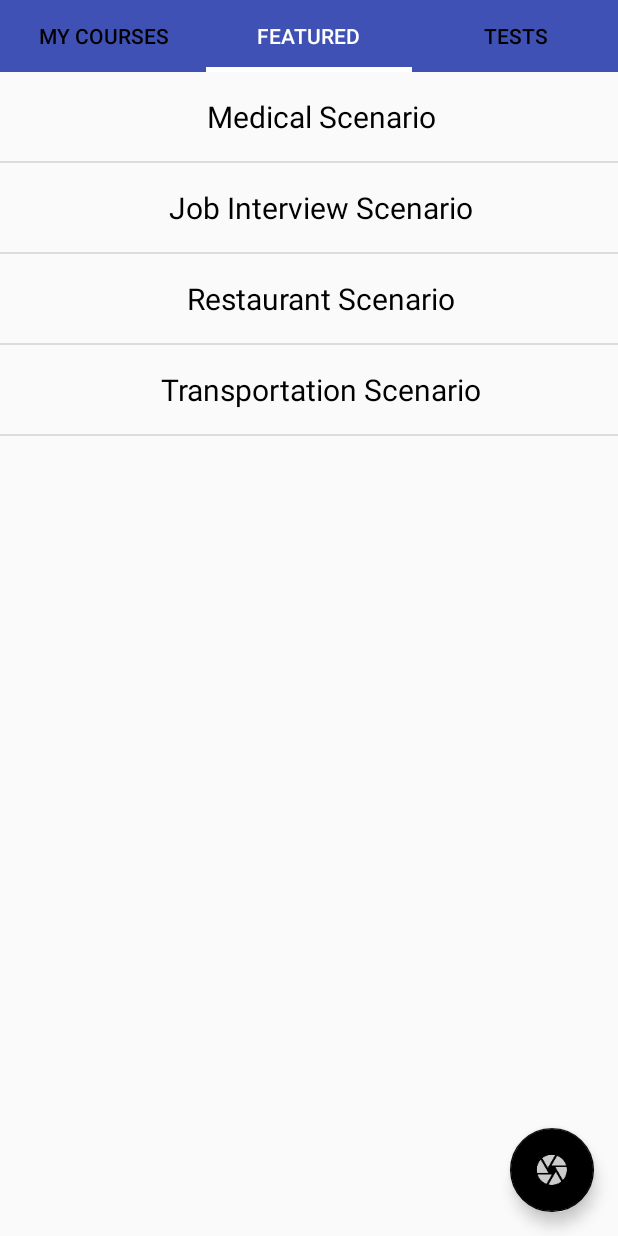
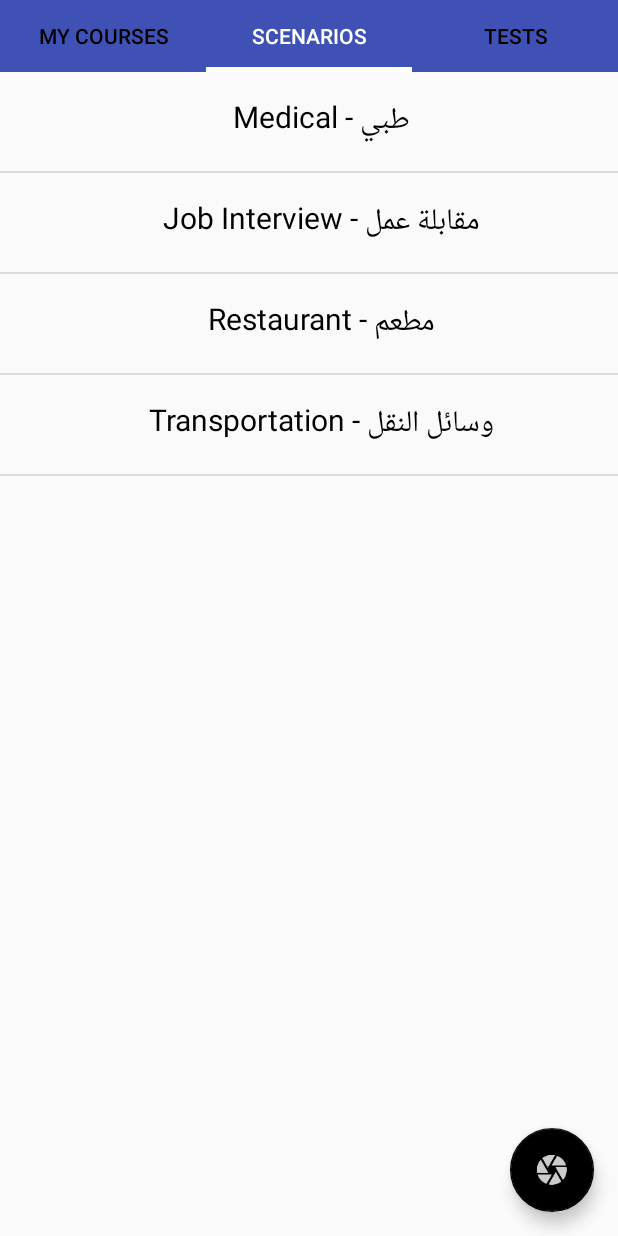
Before and after one commit to anthonyessaye/ProjectHumane, an Android app: the screen it shows after launch (MainActivity), tab 2 chosen, on a phone screen of 412 x 824 dp. Run offline under Robolectric (Android 15) with nearby library versions, the phone set to English and light mode, and no system bars.

```diff
--- a/app/src/main/java/com/themodernbit/projecthumane/Beta/FragmentAdapter.java
+++ b/app/src/main/java/com/themodernbit/projecthumane/Beta/FragmentAdapter.java
@@ -51,7 +51,7 @@ private static String KEY_TABNUMBER = "KeyNumber";
 
                 return "My Courses";
             case 1:
-                return "Featured";
+                return "Scenarios";
             case 2:
                 return "Tests";
 
--- a/app/src/main/java/com/themodernbit/projecthumane/LevelFragment.java
+++ b/app/src/main/java/com/themodernbit/projecthumane/LevelFragment.java
@@ -1,7 +1,6 @@
 package com.themodernbit.projecthumane;
 
 import android.content.Context;
-import android.content.Intent;
 import android.net.Uri;
 import android.os.Bundle;
 import android.support.v4.app.Fragment;
@@ -9,17 +8,13 @@ import android.view.LayoutInflater;
 import android.view.View;
 import android.view.ViewGroup;
 import android.widget.AdapterView;
-import android.widget.ArrayAdapter;
 import android.widget.ListView;
 
 import com.themodernbit.projecthumane.ScenariosPackage.Scenario;
 import com.themodernbit.projecthumane.ScenariosPackage.ScenarioDBHandler;
-import com.themodernbit.projecthumane.StaticClasses.ScenarioDBStaticData;
 import com.themodernbit.projecthumane.StaticClasses.StableArrayAdapter;
-import com.themodernbit.projecthumane.TagsActivities.ChosenTranslationActivity;
 
 import java.util.ArrayList;
-import java.util.HashMap;
 
 
 public class LevelFragment extends Fragment {
@@ -84,11 +79,12 @@ public class LevelFragment extends Fragment {
 
             final ArrayList<String> list = new ArrayList<String>();
             for (int i = 0; i < 4; i++) {
-                list.add(theScenarios[i].getScenarioName());
+                list.add(theScenarios[i].getScenarioName() + " - " + theScenarios[i].getScenarioArabicName());
             }
 
             final StableArrayAdapter adapter = new StableArrayAdapter(theView.getContext(), R.layout.text_view_layout, list);
             listview.setAdapter(adapter);
+
 
             listview.setOnItemClickListener(new AdapterView.OnItemClickListener() {
 
--- a/app/src/main/java/com/themodernbit/projecthumane/ScenariosPackage/Scenario.java
+++ b/app/src/main/java/com/themodernbit/projecthumane/ScenariosPackage/Scenario.java
@@ -12,11 +12,13 @@ package com.themodernbit.projecthumane.ScenariosPackage;
 public class Scenario {
     private int scenarioID;
     private String scenarioName;
+    private String scenarioArabicName;
     private boolean isScenarioComplete;
 
-    public Scenario( int ID, String sName){
+    public Scenario( int ID, String sName, String arabicName){
         this.scenarioID = ID;
         this.scenarioName = sName;
+        this.scenarioArabicName = arabicName;
         this.isScenarioComplete = false;
     }
 
@@ -25,10 +27,12 @@ public class Scenario {
     public int getScenarioID() {return this.scenarioID;}
     public String getScenarioName() {return this.scenarioName;}
     public boolean getCompleteness() {return this.isScenarioComplete;}
+    public String getScenarioArabicName() {return this.scenarioArabicName;}
 
     public void setScenarioID(int ID) {this.scenarioID = ID;}
     public void setScenarioName(String sName) {this.scenarioName = sName;}
     public void setScenarioComplete(boolean isComplete) {this.isScenarioComplete = isComplete;}
+    public void setScenarioArabicName(String arabicName) {this.scenarioArabicName = arabicName;}
 
 
 }
--- a/app/src/main/java/com/themodernbit/projecthumane/ScenariosPackage/ScenarioDBHandler.java
+++ b/app/src/main/java/com/themodernbit/projecthumane/ScenariosPackage/ScenarioDBHandler.java
@@ -14,9 +14,10 @@ public class ScenarioDBHandler extends SQLiteOpenHelper {
 
     private static int DATABASE_VERSION = 1;
     private static final String DATABASE_NAME = "UserDB.db";
-    private static final String TABLE_NAME = "scenariosTable";
+    private static final String SCENARIOS_TABLE_NAME = "scenariosTable";
     private static final String COLUMN_ID = "scenarioID";
     private static final String COLUMN_NAME = "scenarioName";
+    private static final String COLUMN_ARABIC_NAME = "scenarioArabicName";
     private static final String COLUMN_COMPLETENESS = "isScenarioComplete";
     public int ScenarioCount = 0;
 
@@ -27,10 +28,12 @@ public class ScenarioDBHandler extends SQLiteOpenHelper {
 
     @Override
     public void onCreate(SQLiteDatabase sqLiteDatabase) {
-            String CREATE_TABLE = "CREATE TABLE " + TABLE_NAME + " (" + COLUMN_ID + " INTEGER PRIMARY KEY UNIQUE, " +
-                    COLUMN_NAME + " TEXT, " + COLUMN_COMPLETENESS + " BOOLEAN )";
+            String CREATE_TABLE_SCENARIOS = "CREATE TABLE " + SCENARIOS_TABLE_NAME + " (" + COLUMN_ID + " INTEGER PRIMARY KEY UNIQUE, " +
+                    COLUMN_NAME + " TEXT, " + COLUMN_ARABIC_NAME + " TEXT, " + COLUMN_COMPLETENESS + " BOOLEAN )";
 
-            sqLiteDatabase.execSQL(CREATE_TABLE);
+            sqLiteDatabase.execSQL(CREATE_TABLE_SCENARIOS);
+
+
     }
 
     @Override
@@ -47,9 +50,10 @@ public class ScenarioDBHandler extends SQLiteOpenHelper {
 
         args.put(COLUMN_ID, theScenario.getScenarioID());
         args.put(COLUMN_NAME, theScenario.getScenarioName());
+        args.put(COLUMN_ARABIC_NAME, theScenario.getScenarioArabicName());
         args.put(COLUMN_COMPLETENESS, theScenario.getCompleteness());
 
-        db.insert(TABLE_NAME, null, args);
+        db.insert(SCENARIOS_TABLE_NAME, null, args);
 
     }
 
@@ -59,7 +63,7 @@ public class ScenarioDBHandler extends SQLiteOpenHelper {
         ContentValues args = new ContentValues();
 
         args.put(COLUMN_COMPLETENESS, isCompleted);
-        db.update(TABLE_NAME , args, COLUMN_ID +" = "+ ID, null);
+        db.update(SCENARIOS_TABLE_NAME , args, COLUMN_ID +" = "+ ID, null);
     }
 
 
@@ -68,7 +72,7 @@ public class ScenarioDBHandler extends SQLiteOpenHelper {
         Scenario[] theScenario;
         SQLiteDatabase db = this.getReadableDatabase();
 
-        String theQuery = "SELECT * FROM " + TABLE_NAME;
+        String theQuery = "SELECT * FROM " + SCENARIOS_TABLE_NAME;
         Cursor theCursor = db.rawQuery(theQuery, null);
         Count = theCursor.getCount();
 
@@ -78,7 +82,7 @@ public class ScenarioDBHandler extends SQLiteOpenHelper {
         theCursor.moveToFirst();
         for(int i = 0; i < Count ; i++)
         {
-            theScenario[i] = new Scenario(theCursor.getInt(0), theCursor.getString(1));
+            theScenario[i] = new Scenario(theCursor.getInt(0), theCursor.getString(1), theCursor.getString(2));
             theCursor.moveToNext();
         }
 
@@ -91,16 +95,16 @@ public class ScenarioDBHandler extends SQLiteOpenHelper {
     public void FillScenarioDB(){
 
 
-        Scenario theScenario = new Scenario(0, "Medical Scenario");
+        Scenario theScenario = new Scenario(0, "Medical", "طبي");
         insertScenario(theScenario);
 
-        theScenario = new Scenario(1,"Job Interview Scenario");
+        theScenario = new Scenario(1,"Job Interview", "مقابلة عمل");
         insertScenario(theScenario);
 
-        theScenario = new Scenario(2, "Restaurant Scenario");
+        theScenario = new Scenario(2, "Restaurant", "مطعم");
         insertScenario(theScenario);
 
-        theScenario = new Scenario(3, "Transportation Scenario");
+        theScenario = new Scenario(3, "Transportation", "وسائل النقل");
         insertScenario(theScenario);
 
     }
```
Also changed, not shown: app/src/main/java/com/themodernbit/projecthumane/ScenariosPackage/Questions.java (added, +19 -0 lines), app/src/main/java/com/themodernbit/projecthumane/StaticClasses/ScenarioDBStaticData.java (deleted, +0 -30 lines), app/src/main/res/layout/text_view_layout.xml (line endings or trailing spaces).
